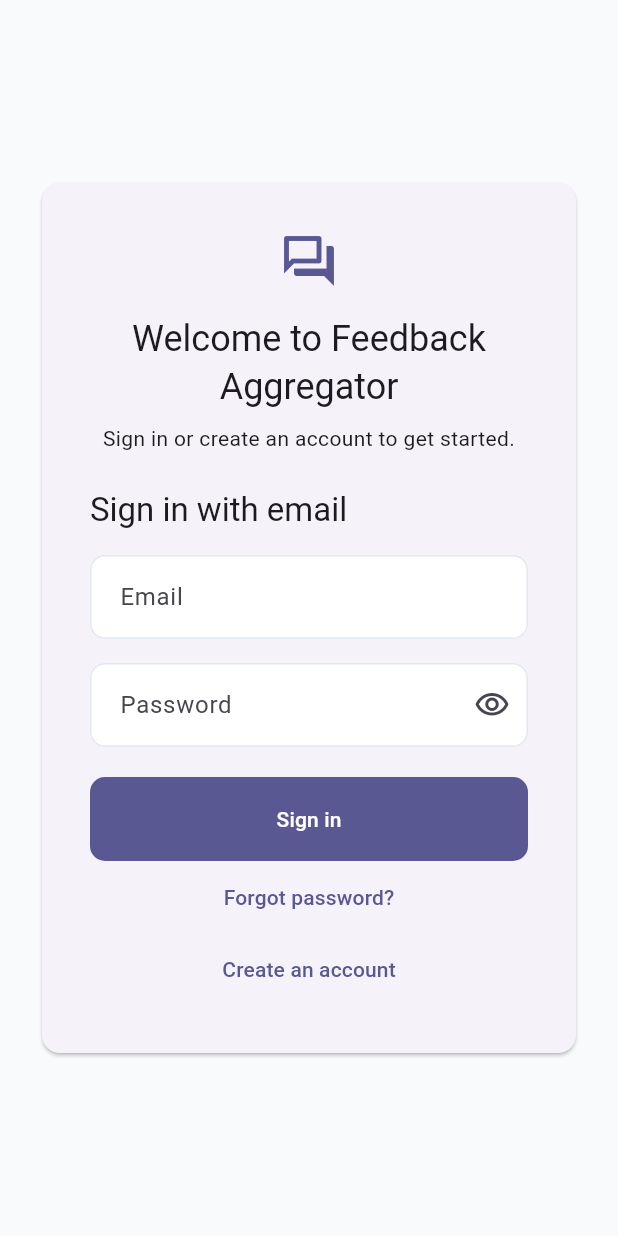
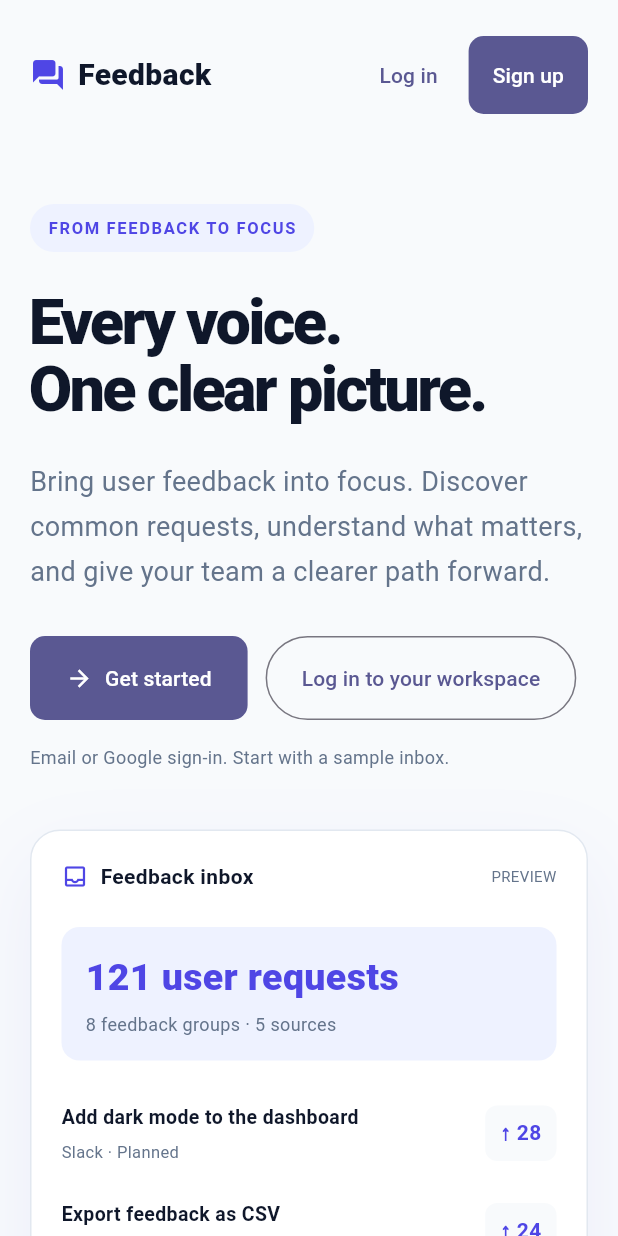
Before and after one commit to shekokarmahesh/Feedback-Aggregator-App, a Flutter app: the screen it shows after launch, on a phone screen of 412 x 824 dp. Run offline on Flutter 3.47's test engine with Material 3 defaults, Android fonts, the phone set to English and light mode, and no system bars; missing offline and left inert: flutter_driver, serverpod, serverpod_auth_core_client, serverpod_auth_core_server, serverpod_auth_idp_client, serverpod_auth_idp_flutter and 4 more; accounts and stored records are empty; statements that could not run were skipped.

Commit message:
Add public landing page with login and signup navigation

```diff
--- a/feedback_aggregator/feedback_aggregator_flutter/lib/main.dart
+++ b/feedback_aggregator/feedback_aggregator_flutter/lib/main.dart
@@ -48,20 +48,32 @@ class MyApp extends StatelessWidget {
       theme: _buildTheme(Brightness.light),
       darkTheme: _buildTheme(Brightness.dark),
       themeMode: ThemeMode.light,
-      home: const MyHomePage(title: 'Feedback Aggregator'),
+      routes: {
+        '/': (context) => const MyHomePage(),
+        '/login': (context) => const MyHomePage(showLanding: false),
+        '/signup': (context) =>
+            const MyHomePage(showLanding: false, initialSignUp: true),
+      },
     );
   }
 }
 
 class MyHomePage extends StatelessWidget {
-  const MyHomePage({super.key, required this.title});
+  const MyHomePage({
+    super.key,
+    this.showLanding = true,
+    this.initialSignUp = false,
+  });
 
-  final String title;
+  final bool showLanding;
+  final bool initialSignUp;
 
   @override
   Widget build(BuildContext context) {
     return Scaffold(
       body: SignInScreen(
+        showLanding: showLanding,
+        initialSignUp: initialSignUp,
         child: DashboardScreen(
           onSignOut: () async {
             await client.auth.signOutDevice();
--- a/feedback_aggregator/feedback_aggregator_flutter/lib/screens/email_password_form.dart
+++ b/feedback_aggregator/feedback_aggregator_flutter/lib/screens/email_password_form.dart
@@ -7,7 +7,8 @@ import '../client.dart';
 enum _Step { signIn, signUp, requestReset, verifyReset, newPassword }
 
 class EmailPasswordForm extends StatefulWidget {
-  const EmailPasswordForm({super.key});
+  const EmailPasswordForm({super.key, this.initialSignUp = false});
+  final bool initialSignUp;
   @override
   State<EmailPasswordForm> createState() => _EmailPasswordFormState();
 }
@@ -24,6 +25,12 @@ class _EmailPasswordFormState extends State<EmailPasswordForm> {
   String? _error;
   bool _busy = false;
   bool _hidePassword = true;
+
+  @override
+  void initState() {
+    super.initState();
+    _step = widget.initialSignUp ? _Step.signUp : _Step.signIn;
+  }
 
   @override
   void dispose() {
--- /dev/null
+++ b/feedback_aggregator/feedback_aggregator_flutter/lib/screens/landing_screen.dart
@@ -0,0 +1,389 @@
+import 'package:flutter/material.dart';
+
+/// Public entry point. The preview uses the same sample feedback as the inbox.
+class LandingScreen extends StatelessWidget {
+  const LandingScreen({super.key});
+
+  static const _ink = Color(0xFF0F172A);
+  static const _muted = Color(0xFF64748B);
+  static const _accent = Color(0xFF4F46E5);
+
+  void _open(BuildContext context, String route) =>
+      Navigator.of(context).pushNamed(route);
+
+  @override
+  Widget build(BuildContext context) {
+    return LayoutBuilder(
+      builder: (context, constraints) {
+        final wide = constraints.maxWidth >= 900;
+        return SingleChildScrollView(
+          child: Center(
+            child: ConstrainedBox(
+              constraints: const BoxConstraints(maxWidth: 1280),
+              child: Padding(
+                padding: EdgeInsets.symmetric(horizontal: wide ? 48 : 20),
+                child: Column(
+                  crossAxisAlignment: CrossAxisAlignment.start,
+                  children: [
+                    Padding(
+                      padding: const EdgeInsets.symmetric(vertical: 24),
+                      child: Row(
+                        children: [
+                          const Icon(Icons.forum_rounded, color: _accent),
+                          const SizedBox(width: 8),
+                          const Expanded(
+                            child: Text(
+                              'Feedback',
+                              style: TextStyle(
+                                fontSize: 20,
+                                fontWeight: FontWeight.w800,
+                                color: _ink,
+                              ),
+                            ),
+                          ),
+                          TextButton(
+                            onPressed: () => _open(context, '/login'),
+                            child: const Text('Log in'),
+                          ),
+                          const SizedBox(width: 8),
+                          FilledButton(
+                            style: FilledButton.styleFrom(
+                              padding: const EdgeInsets.symmetric(
+                                horizontal: 16,
+                                vertical: 16,
+                              ),
+                            ),
+                            onPressed: () => _open(context, '/signup'),
+                            child: const Text('Sign up'),
+                          ),
+                        ],
+                      ),
+                    ),
+                    Padding(
+                      padding: EdgeInsets.only(top: wide ? 72 : 36, bottom: 64),
+                      child: wide
+                          ? Row(
+                              crossAxisAlignment: CrossAxisAlignment.center,
+                              children: [
+                                Expanded(child: _hero(context, wide)),
+                                const SizedBox(width: 52),
+                                Expanded(child: _preview()),
+                              ],
+                            )
+                          : Column(
+                              crossAxisAlignment: CrossAxisAlignment.start,
+                              children: [
+                                _hero(context, wide),
+                                const SizedBox(height: 40),
+                                _preview(),
+                              ],
+                            ),
+                    ),
+                    const Divider(color: Color(0xFFE2E8F0)),
+                    const SizedBox(height: 52),
+                    const Text(
+                      'Less noise. Clearer priorities.',
+                      style: TextStyle(
+                        fontSize: 30,
+                        fontWeight: FontWeight.w800,
+                        color: _ink,
+                      ),
+                    ),
+                    const SizedBox(height: 12),
+                    const Text(
+                      'A shared view of what your users need, built for developers and product teams.',
+                      style: TextStyle(
+                        fontSize: 16,
+                        color: _muted,
+                        height: 1.6,
+                      ),
+                    ),
+                    const SizedBox(height: 28),
+                    LayoutBuilder(
+                      builder: (context, box) {
+                        final width = wide
+                            ? (box.maxWidth - 32) / 3
+                            : box.maxWidth;
+                        return Wrap(
+                          spacing: 16,
+                          runSpacing: 16,
+                          children: [
+                            _feature(
+                              width,
+                              Icons.inbox_outlined,
+                              'One place for feedback',
+                              'Explore a unified inbox with clear sources, statuses, and ticket details.',
+                            ),
+                            _feature(
+                              width,
+                              Icons.people_outline,
+                              'See the strongest signals',
+                              'Sort feedback by request count to see which ideas matter to more users.',
+                            ),
+                            _feature(
+                              width,
+                              Icons.filter_alt_outlined,
+                              'Find your next focus',
+                              'Search and filter by source, priority, and status without losing the bigger picture.',
+                            ),
+                          ],
+                        );
+                      },
+                    ),
+                    const SizedBox(height: 48),
+                    Container(
+                      width: double.infinity,
+                      padding: const EdgeInsets.all(32),
+                      decoration: BoxDecoration(
+                        color: const Color(0xFFEEF2FF),
+                        borderRadius: BorderRadius.circular(20),
+                      ),
+                      child: Column(
+                        children: [
+                          const Text(
+                            'Turn feedback into your next step.',
+                            textAlign: TextAlign.center,
+                            style: TextStyle(
+                              fontSize: 26,
+                              fontWeight: FontWeight.w800,
+                              color: _ink,
+                            ),
+                          ),
+                          const SizedBox(height: 12),
+                          const Text(
+                            'Create an account and explore the sample workspace.',
+                            textAlign: TextAlign.center,
+                            style: TextStyle(color: _muted, height: 1.5),
+                          ),
+                          const SizedBox(height: 24),
+                          FilledButton(
+                            onPressed: () => _open(context, '/signup'),
+                            child: const Text('Get started'),
+                          ),
+                        ],
+                      ),
+                    ),
+                    const Padding(
+                      padding: EdgeInsets.symmetric(vertical: 28),
+                      child: Text(
+                        'Feedback Aggregator · Built for better product decisions',
+                        style: TextStyle(color: _muted, fontSize: 12),
+                      ),
+                    ),
+                  ],
+                ),
+              ),
+            ),
+          ),
+        );
+      },
+    );
+  }
+
+  Widget _hero(BuildContext context, bool wide) => Column(
+    crossAxisAlignment: CrossAxisAlignment.start,
+    children: [
+      Container(
+        padding: const EdgeInsets.symmetric(horizontal: 12, vertical: 8),
+        decoration: BoxDecoration(
+          color: const Color(0xFFEEF2FF),
+          borderRadius: BorderRadius.circular(24),
+        ),
+        child: const Text(
+          'FROM FEEDBACK TO FOCUS',
+          style: TextStyle(
+            color: _accent,
+            fontSize: 11,
+            fontWeight: FontWeight.w700,
+            letterSpacing: 1.1,
+          ),
+        ),
+      ),
+      const SizedBox(height: 24),
+      Text(
+        'Every voice.\nOne clear picture.',
+        style: TextStyle(
+          fontSize: wide ? 56 : 42,
+          height: 1.08,
+          letterSpacing: -1.8,
+          fontWeight: FontWeight.w800,
+          color: _ink,
+        ),
+      ),
+      const SizedBox(height: 24),
+      const Text(
+        'Bring user feedback into focus. Discover common requests, understand what matters, and give your team a clearer path forward.',
+        style: TextStyle(fontSize: 18, height: 1.65, color: _muted),
+      ),
+      const SizedBox(height: 28),
+      Wrap(
+        spacing: 12,
+        runSpacing: 12,
+        children: [
+          FilledButton.icon(
+            onPressed: () => _open(context, '/signup'),
+            icon: const Icon(Icons.arrow_forward, size: 18),
+            label: const Text('Get started'),
+          ),
+          OutlinedButton(
+            onPressed: () => _open(context, '/login'),
+            style: OutlinedButton.styleFrom(
+              padding: const EdgeInsets.symmetric(horizontal: 24, vertical: 18),
+            ),
+            child: const Text('Log in to your workspace'),
+          ),
+        ],
+      ),
+      const SizedBox(height: 16),
+      const Text(
+        'Email or Google sign-in. Start with a sample inbox.',
+        style: TextStyle(fontSize: 12, color: _muted),
+      ),
+    ],
+  );
+
+  Widget _preview() => Container(
+    width: double.infinity,
+    padding: const EdgeInsets.all(20),
+    decoration: BoxDecoration(
+      color: Colors.white,
+      borderRadius: BorderRadius.circular(20),
+      border: Border.all(color: const Color(0xFFE2E8F0)),
+      boxShadow: const [
+        BoxShadow(
+          color: Color(0x124F46E5),
+          blurRadius: 48,
+          offset: Offset(0, 20),
+        ),
+      ],
+    ),
+    child: Column(
+      crossAxisAlignment: CrossAxisAlignment.start,
+      children: [
+        const Row(
+          children: [
+            Icon(Icons.inbox_outlined, size: 18, color: _accent),
+            SizedBox(width: 8),
+            Expanded(
+              child: Text(
+                'Feedback inbox',
+                style: TextStyle(fontWeight: FontWeight.w700, color: _ink),
+              ),
+            ),
+            Text('PREVIEW', style: TextStyle(fontSize: 10, color: _muted)),
+          ],
+        ),
+        const SizedBox(height: 24),
+        Container(
+          width: double.infinity,
+          padding: const EdgeInsets.all(16),
+          decoration: BoxDecoration(
+            color: const Color(0xFFEEF2FF),
+            borderRadius: BorderRadius.circular(12),
+          ),
+          child: const Column(
+            crossAxisAlignment: CrossAxisAlignment.start,
+            children: [
+              Text(
+                '121 user requests',
+                style: TextStyle(
+                  fontSize: 25,
+                  fontWeight: FontWeight.w800,
+                  color: _accent,
+                ),
+              ),
+              SizedBox(height: 4),
+              Text(
+                '8 feedback groups · 5 sources',
+                style: TextStyle(color: _muted, fontSize: 12),
+              ),
+            ],
+          ),
+        ),
+        const SizedBox(height: 16),
+        _previewTicket('Add dark mode to the dashboard', 'Slack · Planned', 28),
+        _previewTicket('Export feedback as CSV', 'Email · In progress', 24),
+        _previewTicket('Group duplicate feedback', 'Forms · Open', 19),
+        const SizedBox(height: 12),
+        const Text(
+          'Sample data. Live integrations are coming next.',
+          style: TextStyle(fontSize: 11, color: _muted),
+        ),
+      ],
+    ),
+  );
+
+  Widget _previewTicket(String title, String subtitle, int count) => Padding(
+    padding: const EdgeInsets.symmetric(vertical: 12),
+    child: Row(
+      children: [
+        Expanded(
+          child: Column(
+            crossAxisAlignment: CrossAxisAlignment.start,
+            children: [
+              Text(
+                title,
+                style: const TextStyle(
+                  fontSize: 13,
+                  fontWeight: FontWeight.w600,
+                  color: _ink,
+                ),
+              ),
+              const SizedBox(height: 6),
+              Text(
+                subtitle,
+                style: const TextStyle(fontSize: 11, color: _muted),
+              ),
+            ],
+          ),
+        ),
+        const SizedBox(width: 12),
+        Container(
+          padding: const EdgeInsets.symmetric(horizontal: 10, vertical: 8),
+          decoration: BoxDecoration(
+            color: const Color(0xFFF8FAFC),
+            borderRadius: BorderRadius.circular(8),
+          ),
+          child: Text(
+            '↑ $count',
+            style: const TextStyle(fontWeight: FontWeight.w700, color: _accent),
+          ),
+        ),
+      ],
+    ),
+  );
+
+  Widget _feature(
+    double width,
+    IconData icon,
+    String title,
+    String description,
+  ) => SizedBox(
+    width: width,
+    child: Container(
+      padding: const EdgeInsets.all(24),
+      decoration: BoxDecoration(
+        color: Colors.white,
+        border: Border.all(color: const Color(0xFFE2E8F0)),
+        borderRadius: BorderRadius.circular(16),
+      ),
+      child: Column(
+        crossAxisAlignment: CrossAxisAlignment.start,
+        children: [
+          Icon(icon, color: _accent, size: 28),
+          const SizedBox(height: 20),
+          Text(
+            title,
+            style: const TextStyle(
+              fontSize: 17,
+              fontWeight: FontWeight.w700,
+              color: _ink,
+            ),
+          ),
+          const SizedBox(height: 12),
+          Text(description, style: const TextStyle(color: _muted, height: 1.6)),
+        ],
+      ),
+    ),
+  );
+}
--- a/feedback_aggregator/feedback_aggregator_flutter/lib/screens/sign_in_screen.dart
+++ b/feedback_aggregator/feedback_aggregator_flutter/lib/screens/sign_in_screen.dart
@@ -3,10 +3,18 @@ import 'package:serverpod_auth_idp_flutter/serverpod_auth_idp_flutter.dart';
 
 import '../client.dart';
 import 'email_password_form.dart';
+import 'landing_screen.dart';
 
 class SignInScreen extends StatefulWidget {
   final Widget child;
-  const SignInScreen({super.key, required this.child});
+  final bool showLanding;
+  final bool initialSignUp;
+  const SignInScreen({
+    super.key,
+    required this.child,
+    this.showLanding = true,
+    this.initialSignUp = false,
+  });
 
   @override
   State<SignInScreen> createState() => _SignInScreenState();
@@ -40,6 +48,8 @@ class _SignInScreenState extends State<SignInScreen> {
 
     return _isSignedIn
         ? widget.child
+        : widget.showLanding
+        ? const LandingScreen()
         : Center(
             child: SingleChildScrollView(
               padding: const EdgeInsets.all(24),
@@ -51,6 +61,14 @@ class _SignInScreenState extends State<SignInScreen> {
                     child: Column(
                       mainAxisSize: MainAxisSize.min,
                       children: [
+                        TextButton.icon(
+                          onPressed: () => Navigator.of(
+                            context,
+                          ).pushNamedAndRemoveUntil('/', (route) => false),
+                          icon: const Icon(Icons.arrow_back, size: 16),
+                          label: const Text('Back to home'),
+                        ),
+                        const SizedBox(height: 16),
                         Icon(
                           Icons.forum_outlined,
                           size: 40,
@@ -68,7 +86,7 @@ class _SignInScreenState extends State<SignInScreen> {
                           textAlign: TextAlign.center,
                         ),
                         const SizedBox(height: 24),
-                        const EmailPasswordForm(),
+                        EmailPasswordForm(initialSignUp: widget.initialSignUp),
                         if (googleSignInEnabled) ...[
                           const SizedBox(height: 16),
                           const Row(
```
Also changed, not shown: 1 other file.
